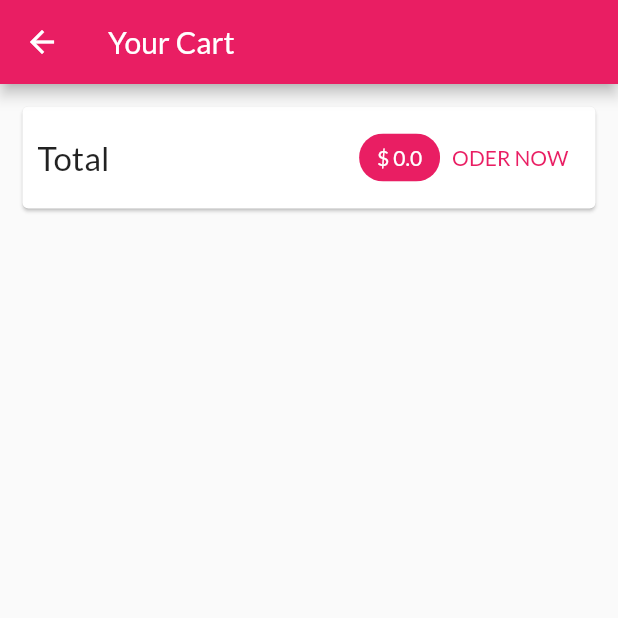
After one commit to VeronikaLo/shop_app, a Flutter app: the CartScreen screen opened by its route, on a phone screen of 412 x 824 dp, the top half of it. The commit adds this screen. Run offline on Flutter 3.47's test engine with Material 2 defaults, Android fonts, the phone set to English and light mode, and no system bars; network calls fail.

Commit message:
Cart screen + total panel

```diff
--- a/lib/main.dart
+++ b/lib/main.dart
@@ -1,5 +1,6 @@
 import 'package:flutter/material.dart';
 import 'package:provider/provider.dart';
+import 'package:shop_ap/screens/cart_screen.dart';
 import 'package:shop_ap/screens/prod_detail_screen.dart';
 import 'package:shop_ap/screens/prod_overview_screen.dart';
 import './provider/products_provider.dart';
@@ -31,6 +32,7 @@ class MyApp extends StatelessWidget {
         home:  const ProductOverviewScreen(),
         routes: {
           '/prod_detail':(context) => const ProductDetailScreen(),
+          '/cart_screen':(context) => const CartScreen(),
         },
       ),
     );
--- a/lib/provider/cart.dart
+++ b/lib/provider/cart.dart
@@ -26,6 +26,15 @@ class Cart with ChangeNotifier{
 
   int get itemCount{  // a getter for showing how many items in a cart are
     return _items.length;
+  }
+
+  double get totalAmount{  // a getter to calculate the sum of products in a cart
+    var total = 0.0;
+    _items.forEach((key, cartItem) {
+      total += (cartItem.price * cartItem.quantity);
+    });
+
+    return total;
   }
 
 
--- /dev/null
+++ b/lib/screens/cart_screen.dart
@@ -0,0 +1,37 @@
+import 'package:flutter/material.dart';
+import 'package:provider/provider.dart';
+import '../provider/cart.dart';
+
+class CartScreen extends StatelessWidget {
+  const CartScreen({super.key});
+
+  @override
+  Widget build(BuildContext context) {
+
+    final cart = Provider.of<Cart>(context);
+    return Scaffold(
+      appBar: AppBar(title:  const Text('Your Cart')),
+      body: Column(children: [
+        Card(
+          margin: const EdgeInsets.all(15),
+          child: Padding(
+            padding:const EdgeInsets.all(10),
+            child: Row(
+              mainAxisAlignment: MainAxisAlignment.spaceBetween,
+              children: [
+              const Text('Total', style: TextStyle(fontSize: 22),),
+              const Spacer(),
+              const SizedBox(width: 10,),
+              Chip(
+                label: Text('\$ ${cart.totalAmount}', style: const TextStyle(color: Colors.white),),
+                backgroundColor: Theme.of(context).primaryColor ,
+              ),
+              TextButton(
+                onPressed: null,
+                child:   Text('ODER NOW', style: TextStyle(color: Theme.of(context).primaryColor),),),
+            ]) , ),
+        ),
+      ]),
+    );
+  }
+}
--- a/lib/screens/prod_overview_screen.dart
+++ b/lib/screens/prod_overview_screen.dart
@@ -48,9 +48,11 @@ class _ProductOverviewScreenState extends State<ProductOverviewScreen> {
               builder: (ctx, cartData, _) =>
               Badge(
               value: cartData.itemCount.toString(),
-              child: const IconButton(
-                icon: Icon(Icons.shopping_cart , color: Colors.white,),
-                onPressed: null,) ,
+              child:  IconButton(
+                icon: const Icon(Icons.shopping_cart , color: Colors.white,),
+                onPressed: (){
+                  Navigator.of(context).pushNamed('/cart_screen');
+                },) ,
               ) ,),
 
         ],),
```
